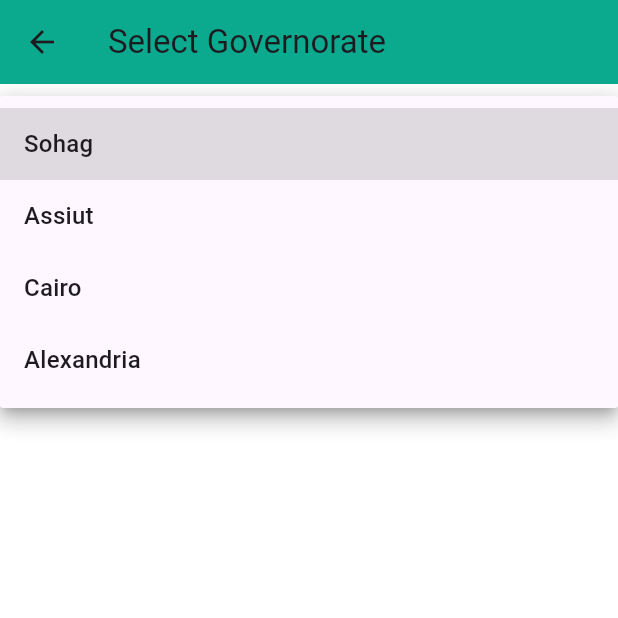
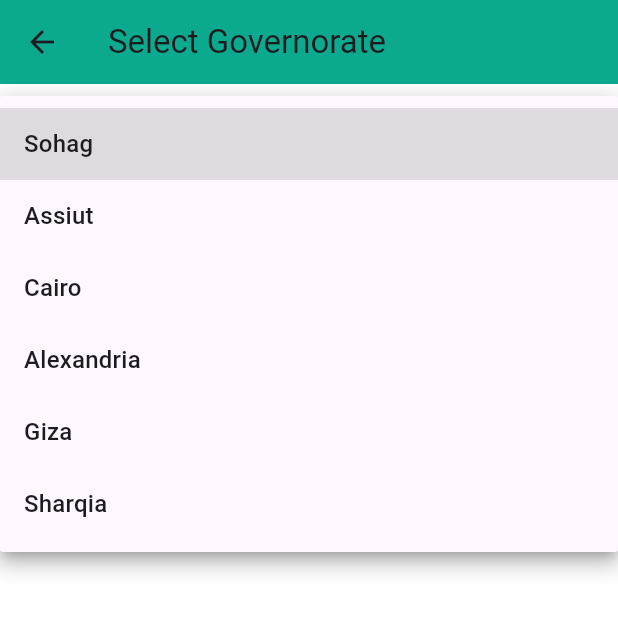
Before and after one commit to marina-ema/project_graduate, a Flutter app: the SelectGovernorateScreen screen opened directly, after a tap on "Select Governorate", on a phone screen of 412 x 824 dp, the top half of it. Run offline on Flutter 3.47's test engine with Material 3 defaults, Android fonts, the phone set to English and light mode, and no system bars; our stand-ins replace cloud_firestore, easy_localization, firebase_auth, firebase_core, geocoding, geolocator and 2 more; accounts and stored records are empty.

Commit message:
first commit

```diff
--- a/lib/select_governorate_screen.dart
+++ b/lib/select_governorate_screen.dart
@@ -17,6 +17,8 @@ class _SelectGovernorateScreenState extends State<SelectGovernorateScreen> {
     'Assiut',
     'Cairo',
     'Alexandria',
+    'Giza',
+    'Sharqia',
   ];
 
   @override
```
